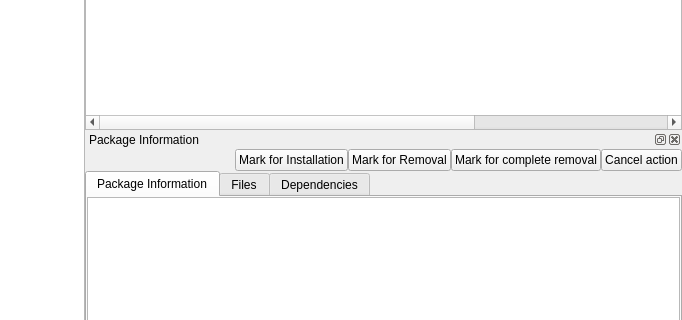
Above: trunk/ui/MainWindow.ui from drf/shaman1 before the change; both pictures show x 513 to 1195 and y 132 to 452 of the 1195 by 722 pixel window. Below: the same form after it.
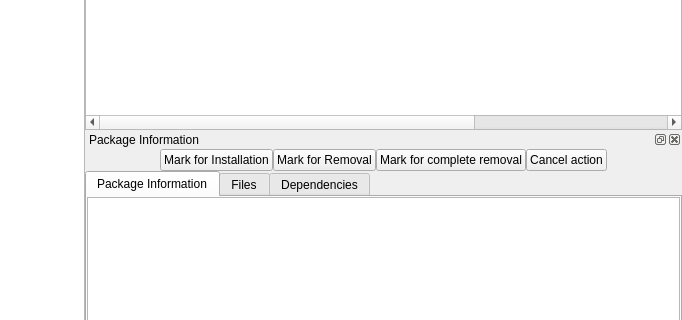
That is the form after the change. Icons and pictures are not drawn.

What changed in the file:
```diff
--- a/trunk/ui/MainWindow.ui
+++ b/trunk/ui/MainWindow.ui
@@ -359,6 +359,22 @@
               </property>
              </widget>
             </item>
+            <item>
+             <spacer>
+              <property name="orientation" >
+               <enum>Qt::Horizontal</enum>
+              </property>
+              <property name="sizeType" >
+               <enum>QSizePolicy::MinimumExpanding</enum>
+              </property>
+              <property name="sizeHint" >
+               <size>
+                <width>40</width>
+                <height>20</height>
+               </size>
+              </property>
+             </spacer>
+            </item>
            </layout>
           </item>
           <item>
```
Left out of the diff: 1 changed line with no effect on the pictures.
